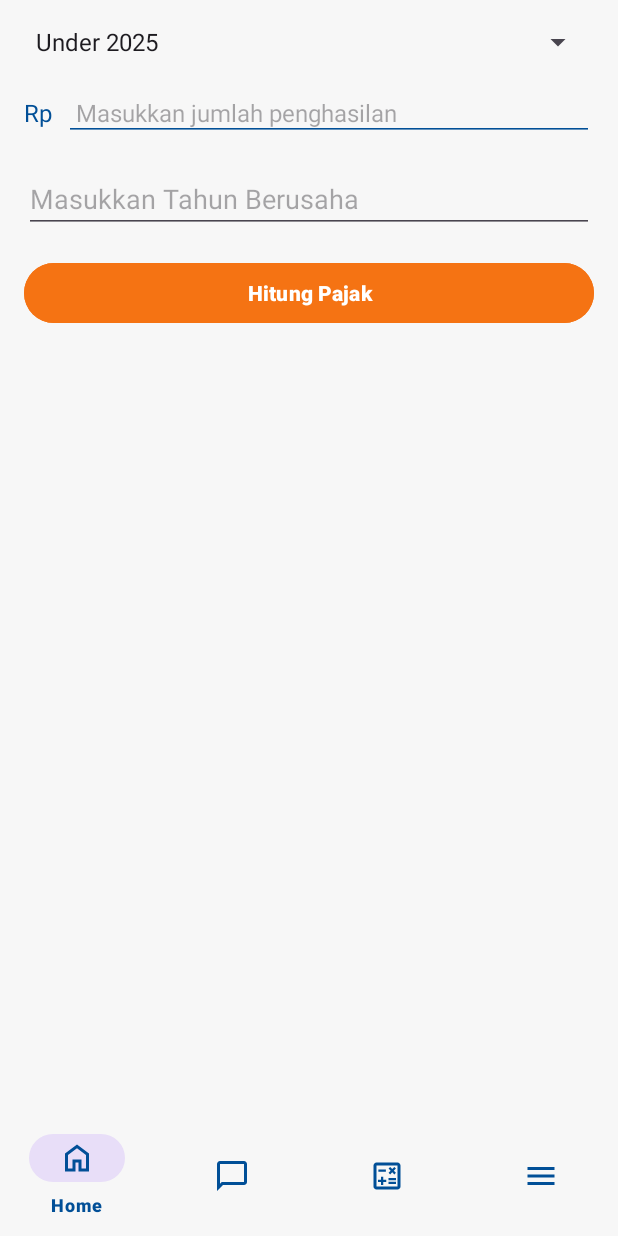
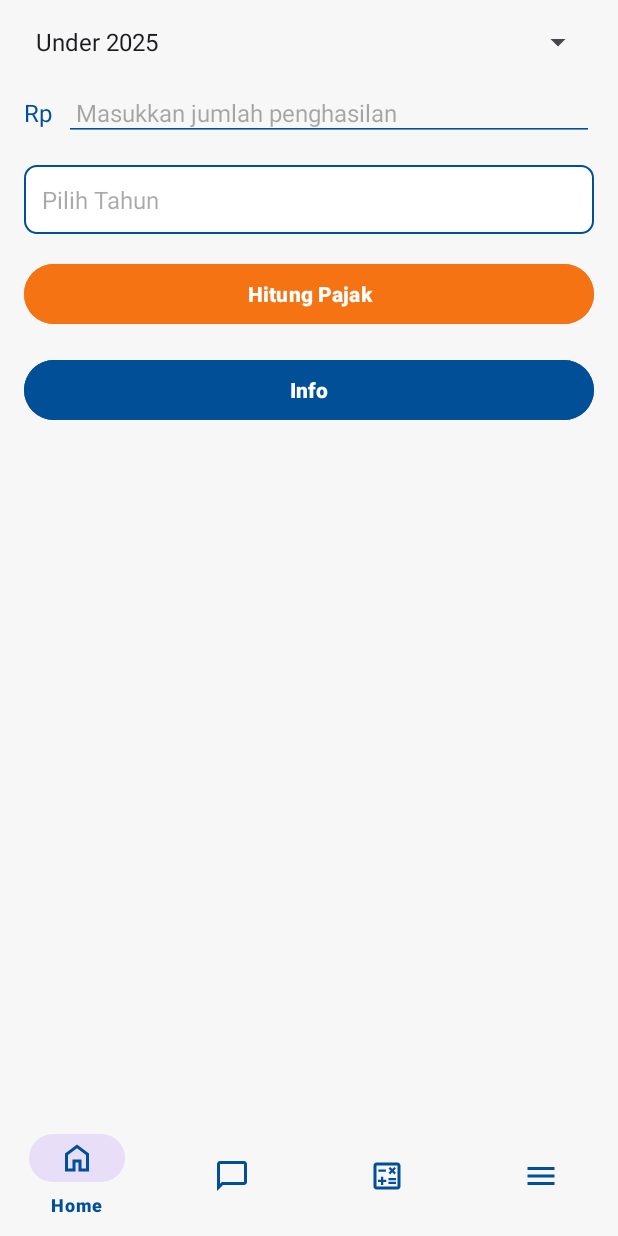
Before and after one commit to ucok-hub/umkm-ez-tax, an Android app: the fragment CalculateFragment placed in its activity, on a phone screen of 412 x 824 dp. Run offline under Robolectric (Android 15) with nearby library versions, the phone set to English and light mode, and no system bars.

Commit message:
calculate final

```diff
--- /dev/null
+++ b/app/src/main/res/drawable/edit_text_background.xml
@@ -0,0 +1,7 @@
+<?xml version="1.0" encoding="utf-8"?>
+<shape xmlns:android="http://schemas.android.com/apk/res/android">
+    <solid android:color="#FFFFFF"/> <!-- Background warna putih -->
+    <stroke android:width="1dp" android:color="#014F97"/> <!-- Garis tepi warna primary -->
+    <corners android:radius="8dp"/> <!-- Radius sudut -->
+    <padding android:left="8dp" android:top="8dp" android:right="8dp" android:bottom="8dp"/>
+</shape>
--- a/app/src/main/res/layout/fragment_calculate.xml
+++ b/app/src/main/res/layout/fragment_calculate.xml
@@ -46,17 +46,21 @@
                 android:padding="8dp" />
         </LinearLayout>
 
-        <!-- Input Tahun (Untuk Endpoint under2025) -->
-        <EditText
+        <!-- Input Tahun dengan TextView untuk DatePicker -->
+        <TextView
             android:id="@+id/input_year"
             android:layout_width="match_parent"
             android:layout_height="wrap_content"
-            android:hint="Masukkan Tahun Berusaha"
-            android:inputType="number"
+            android:hint="Pilih Tahun"
+            android:background="@drawable/edit_text_background"
+            android:padding="12dp"
+            android:textSize="16sp"
+            android:textColor="@color/black"
             android:visibility="gone"
-            android:layout_marginBottom="16dp" />
+            android:layout_marginBottom="16dp"
+            android:gravity="center_vertical" />
 
-        <!-- Input Norma (Untuk Endpoint 2025) -->
+        <!-- Input Norma -->
         <EditText
             android:id="@+id/input_norma"
             android:layout_width="match_parent"
@@ -97,6 +101,17 @@
             android:textStyle="bold"
             android:layout_marginBottom="16dp" />
 
+        <!-- Tombol Info -->
+        <Button
+            android:id="@+id/button_info"
+            android:layout_width="match_parent"
+            android:layout_height="wrap_content"
+            android:text="Info"
+            android:backgroundTint="@color/primary"
+            android:textColor="@color/white"
+            android:textStyle="bold"
+            android:layout_marginBottom="16dp" />
+
         <!-- Hasil Perhitungan -->
         <TextView
             android:id="@+id/text_result"
```
Also changed, not shown: app/src/main/java/com/example/capstone_pajak/ui/home/CalculateFragment.kt (+57 -4 lines).
